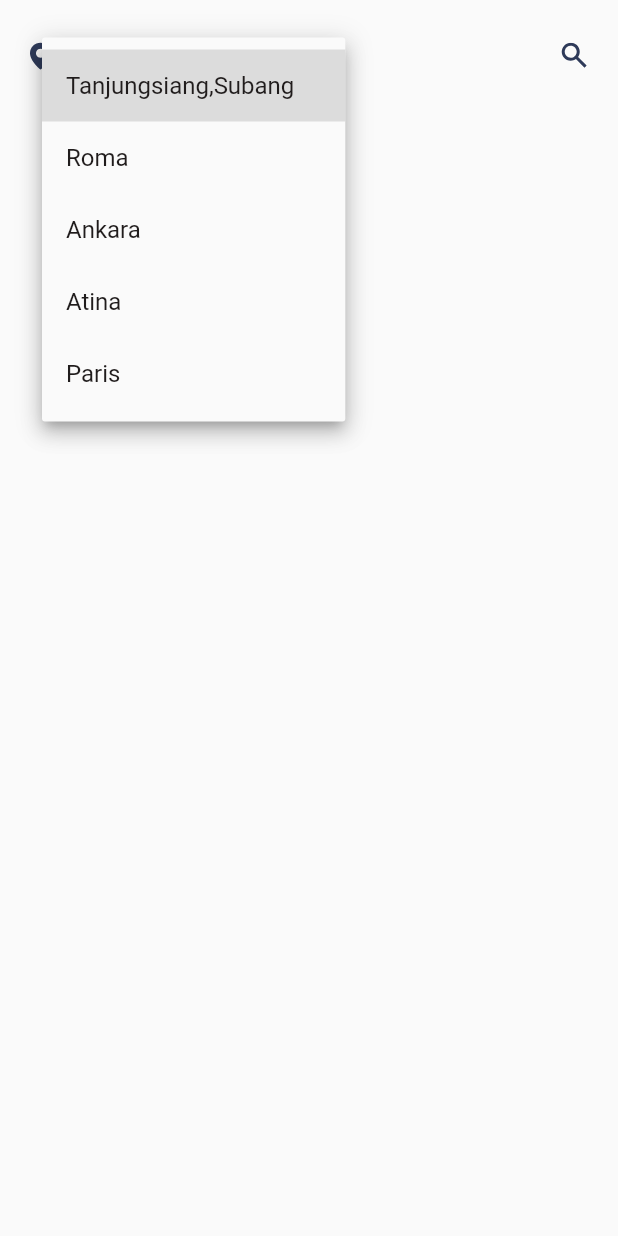
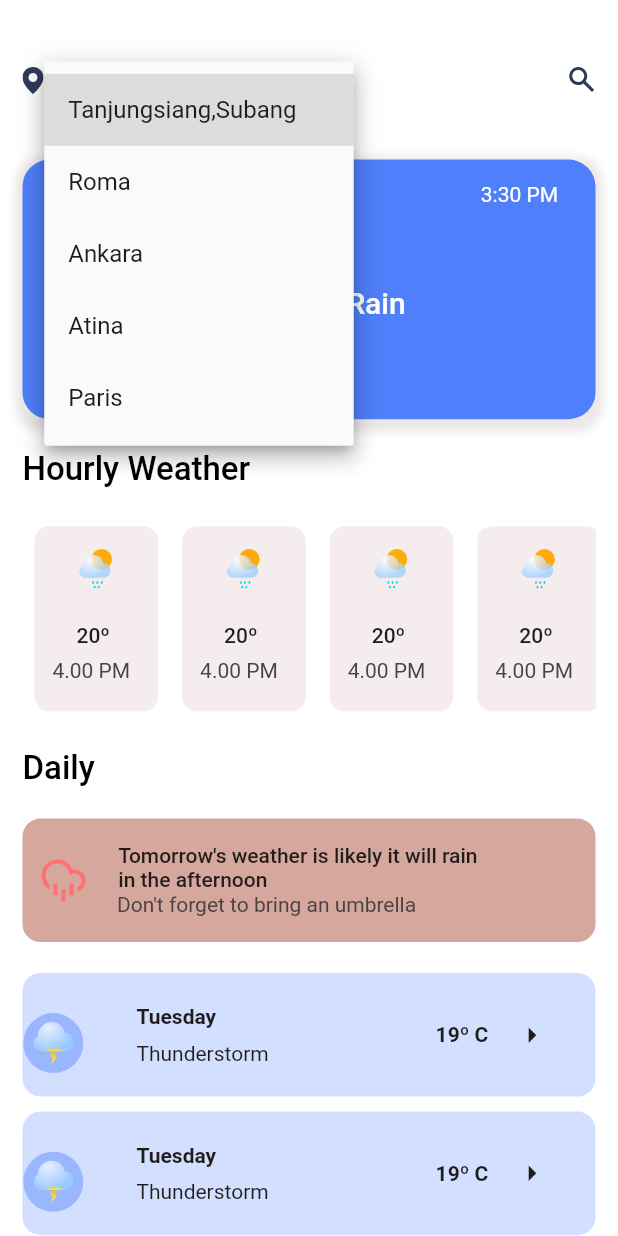
Before and after one commit to oakarakum/hava_durumu, a Flutter app: the HomePageScreen screen opened directly, after a tap on "Tanjungsiang,Subang", on a phone screen of 412 x 824 dp. Run offline on Flutter 3.47's test engine with Material 2 defaults, Android fonts, the phone set to English and light mode, and no system bars; our stand-ins replace flutter_svg, flutter_svg_provider, responsive_sizer.

Commit message:
features ilk gün

```diff
--- /dev/null
+++ b/lib/features/daily_daily_recommendation_listview.dart
@@ -0,0 +1,83 @@
+// ignore_for_file: prefer_const_constructors, prefer_const_literals_to_create_immutables
+
+import 'package:flutter/material.dart';
+import 'package:flutter_svg/flutter_svg.dart';
+import 'package:responsive_sizer/responsive_sizer.dart';
+
+class DailyRecommendationListView extends StatefulWidget {
+  const DailyRecommendationListView({super.key});
+
+  @override
+  State<DailyRecommendationListView> createState() =>
+      _DailyRecommendationListViewState();
+}
+
+class _DailyRecommendationListViewState
+    extends State<DailyRecommendationListView> {
+  @override
+  Widget build(BuildContext context) {
+    return SizedBox(
+      height: 40.h,
+      child: ListView.builder(
+        itemCount: 3,
+        itemBuilder: (context, index) {
+          return Container(
+            height: 10.h,
+            width: 20.w,
+            margin: EdgeInsets.only(bottom: 10),
+            decoration: BoxDecoration(
+                borderRadius: BorderRadius.circular(12),
+                color: Color(0xffD2DFFF)),
+            child: Row(
+              mainAxisAlignment: MainAxisAlignment.spaceBetween,
+              crossAxisAlignment: CrossAxisAlignment.center,
+              children: [
+                Row(
+                  mainAxisAlignment: MainAxisAlignment.start,
+                  children: [
+                    Padding(
+                      padding: const EdgeInsets.only(top: 10),
+                      child: SvgPicture.asset("assets/images/thunderstorm.svg"),
+                    ),
+                    Column(
+                      mainAxisAlignment: MainAxisAlignment.start,
+                      children: [
+                        Spacer(),
+                        Text("Tuesday",
+                            style: TextStyle(
+                                color: Color(0xff201C1C),
+                                fontWeight: FontWeight.w600)),
+                        SizedBox(height: 1.h),
+                        Padding(
+                          padding: const EdgeInsets.only(left: 35),
+                          child: Text("Thunderstorm",
+                              style: TextStyle(color: Color(0xff201C1C))),
+                        ),
+                        Spacer(),
+                      ],
+                    )
+                  ],
+                ),
+                Padding(
+                  padding: const EdgeInsets.only(right: 30),
+                  child: Row(
+                    mainAxisAlignment: MainAxisAlignment.start,
+                    children: [
+                      Text("19º C",
+                          style: TextStyle(
+                              fontWeight: FontWeight.w600,
+                              color: Color(0xff201C1C))),
+                      SizedBox(width: 4.w),
+                      Icon(Icons.arrow_right,
+                          size: 25, color: Color(0xff201C1C))
+                    ],
+                  ),
+                )
+              ],
+            ),
+          );
+        },
+      ),
+    );
+  }
+}
--- /dev/null
+++ b/lib/features/daily_recommendation.dart
@@ -0,0 +1,51 @@
+// ignore_for_file: prefer_const_constructors, prefer_const_literals_to_create_immutables
+
+import 'package:flutter/cupertino.dart';
+import 'package:flutter/src/widgets/container.dart';
+import 'package:flutter/src/widgets/framework.dart';
+import 'package:flutter_svg/flutter_svg.dart';
+import 'package:responsive_sizer/responsive_sizer.dart';
+
+class DailyRecommendation extends StatefulWidget {
+  const DailyRecommendation({super.key});
+
+  @override
+  State<DailyRecommendation> createState() => _DailyRecommendationState();
+}
+
+class _DailyRecommendationState extends State<DailyRecommendation> {
+  @override
+  Widget build(BuildContext context) {
+    return Container(
+      height: 10.h,
+      width: double.infinity,
+      decoration: BoxDecoration(
+          color: Color.fromARGB(255, 214, 167, 156),
+          borderRadius: BorderRadius.circular(12)),
+      child: Row(
+        children: [
+          SizedBox(width: 3.w),
+          SvgPicture.asset("assets/images/daily_rec.svg"),
+          SizedBox(width: 5.w),
+          Column(
+            crossAxisAlignment: CrossAxisAlignment.center,
+            mainAxisAlignment: MainAxisAlignment.center,
+            children: [
+              Text(
+                "Tomorrow's weather is likely it will rain \nin the afternoon",
+                style: TextStyle(
+                    color: Color(0xff201C1C), fontWeight: FontWeight.w500),
+              ),
+              Padding(
+                padding: EdgeInsets.only(right: 11.w, top: 0.2.w),
+                child: Text("Don't forget to bring an umbrella",
+                    style: TextStyle(
+                        color: Color(0xff494343), fontWeight: FontWeight.w400)),
+              )
+            ],
+          )
+        ],
+      ),
+    );
+  }
+}
--- /dev/null
+++ b/lib/features/hourly_weather_forecast.dart
@@ -0,0 +1,67 @@
+// ignore_for_file: prefer_const_constructors, prefer_const_literals_to_create_immutables
+
+import 'package:flutter/cupertino.dart';
+import 'package:flutter/src/widgets/container.dart';
+import 'package:flutter/src/widgets/framework.dart';
+import 'package:flutter_svg/flutter_svg.dart';
+import 'package:responsive_sizer/responsive_sizer.dart';
+
+class HourlyWeatherForecast extends StatefulWidget {
+  const HourlyWeatherForecast({super.key});
+
+  @override
+  State<HourlyWeatherForecast> createState() => _HourlyWeatherForecastState();
+}
+
+class _HourlyWeatherForecastState extends State<HourlyWeatherForecast> {
+  @override
+  Widget build(BuildContext context) {
+    return SizedBox(
+      height: 15.h,
+      child: ListView.builder(
+          itemCount: 4,
+          scrollDirection: Axis.horizontal,
+          shrinkWrap: true,
+          itemBuilder: ((context, index) {
+            return Container(
+                width: 20.w,
+                margin: EdgeInsets.symmetric(horizontal: 8),
+                decoration: BoxDecoration(
+                    color: Color.fromARGB(255, 245, 237, 237),
+                    borderRadius: BorderRadius.circular(10)),
+                child: Stack(
+                  children: [
+                    Positioned(
+                      top: 0.1.h,
+                      left: 0.5,
+                      right: 0.5.w,
+                      child: SvgPicture.asset(
+                        "assets/images/cloudy rain.svg",
+                      ),
+                    ),
+                    Positioned(
+                      top: 65,
+                      left: 28,
+                      child: Text(
+                        "20º",
+                        style: TextStyle(
+                            color: Color(0xff201C1C),
+                            fontWeight: FontWeight.w500),
+                      ),
+                    ),
+                    Positioned(
+                      top: 88,
+                      left: 12,
+                      child: Text(
+                        "4.00 PM",
+                        style: TextStyle(
+                            color: Color(0xff494343),
+                            fontWeight: FontWeight.w400),
+                      ),
+                    )
+                  ],
+                ));
+          })),
+    );
+  }
+}
--- /dev/null
+++ b/lib/features/overview_homepage.dart
@@ -0,0 +1,109 @@
+// ignore_for_file: prefer_const_constructors, prefer_const_literals_to_create_immutables
+
+import 'package:flutter/material.dart';
+
+import 'package:flutter_svg/flutter_svg.dart';
+/* import 'package:flutter_svg/flutter_svg.dart';
+ */
+import 'package:responsive_sizer/responsive_sizer.dart';
+import 'package:flutter_svg_provider/flutter_svg_provider.dart';
+
+class OverviewHomepage extends StatefulWidget {
+  const OverviewHomepage({super.key});
+
+  @override
+  State<OverviewHomepage> createState() => _OverviewHomepageState();
+}
+
+class _OverviewHomepageState extends State<OverviewHomepage> {
+  @override
+  Widget build(BuildContext context) {
+    return Container(
+      height: 21.h,
+      width: 95.w,
+      decoration: BoxDecoration(boxShadow: [
+        BoxShadow(
+          color: Color.fromARGB(255, 219, 209, 209).withOpacity(0.5),
+          spreadRadius: 5,
+          blurRadius: 4,
+          offset: Offset(0, 3), // changes position of shadow
+        ),
+      ], color: Color(0xff4F7FFA), borderRadius: BorderRadius.circular(18)),
+      child: Padding(
+        padding: const EdgeInsets.only(top: 15, left: 25, right: 25),
+        child: Column(
+          mainAxisAlignment: MainAxisAlignment.start,
+          children: [
+            Row(
+              mainAxisAlignment: MainAxisAlignment.spaceBetween,
+              children: [
+                Text(
+                  "Monday, December ",
+                  style: TextStyle(
+                      fontWeight: FontWeight.w500, color: Color(0xffFFFFFF)),
+                ),
+                Text(
+                  "3:30 PM",
+                  style: TextStyle(color: Color(0xffFFFFFF)),
+                )
+              ],
+            ),
+            SizedBox(height: 1.2.h),
+            Row(
+              mainAxisAlignment: MainAxisAlignment.start,
+              children: [
+                SvgPicture.asset(
+                  "assets/images/cloudy_rain_overview.svg",
+                  //"assets/images/cloudy rain.svg",
+                  //"assets/images/weather_condition.svg",
+                  height: 12.h,
+                  width: 30.w,
+                ),
+                Padding(
+                  padding: const EdgeInsets.only(bottom: 13),
+                  child: Column(
+                    children: [
+                      Padding(
+                        padding: const EdgeInsets.only(right: 58),
+                        child: Text("18º C",
+                            style: TextStyle(
+                                fontSize: 20,
+                                color: Color(0xffFFFFFF),
+                                fontWeight: FontWeight.w400)),
+                      ),
+                      Text("Cloudy Rain",
+                          style: TextStyle(
+                              fontSize: 20,
+                              fontWeight: FontWeight.w500,
+                              color: Color(0xffFFFFFF)))
+                    ],
+                  ),
+                ),
+              ],
+            ),
+            Row(
+              mainAxisAlignment: MainAxisAlignment.start,
+              children: [
+                Padding(
+                  padding: const EdgeInsets.only(bottom: 10),
+                  child: Text("Last update 3.00 PM",
+                      style: TextStyle(color: Color(0xffFFFFFF))),
+                ),
+                SizedBox(width: 2.w),
+                Padding(
+                    padding: const EdgeInsets.only(bottom: 10),
+                    child: GestureDetector(
+                      onTap: () {},
+                      child: SvgPicture.asset(
+                        "assets/images/retry.svg",
+                        height: 2.h,
+                      ),
+                    ))
+              ],
+            )
+          ],
+        ),
+      ),
+    );
+  }
+}
--- a/lib/features/topbar.dart
+++ b/lib/features/topbar.dart
@@ -1,6 +1,8 @@
-import 'package:flutter/cupertino.dart';
+// ignore_for_file: prefer_const_constructors
+
 import 'package:flutter/material.dart';
 import 'package:flutter_svg/flutter_svg.dart';
+import 'package:responsive_sizer/responsive_sizer.dart';
 
 class Topbar extends StatefulWidget {
   Topbar({super.key});
@@ -22,13 +24,16 @@ class _TopbarState extends State<Topbar> {
           mainAxisAlignment: MainAxisAlignment.start,
           children: [
             SvgPicture.asset("assets/images/location-icon.svg"),
-            SizedBox(width: 10),
+            SizedBox(width: 2.h),
             DropdownButton(
                 isDense: true,
                 underline: SizedBox(),
                 value: widget.dropdownvalue,
                 iconEnabledColor: Color(0xff2E3A59),
-                icon: SvgPicture.asset("assets/images/arrow_down.svg"),
+                icon: Padding(
+                  padding: EdgeInsets.only(left: 1.w),
+                  child: SvgPicture.asset("assets/images/arrow_down.svg"),
+                ),
                 items: widget.items.map((String items) {
                   return DropdownMenuItem(
                     value: items,
--- a/lib/main.dart
+++ b/lib/main.dart
@@ -1,4 +1,6 @@
 import 'package:flutter/material.dart';
+import 'package:hava_durumu/pages/homepage_screen.dart';
+import 'package:responsive_sizer/responsive_sizer.dart';
 
 void main() {
   runApp(const MyApp());
@@ -10,21 +12,17 @@ class MyApp extends StatelessWidget {
   // This widget is the root of your application.
   @override
   Widget build(BuildContext context) {
-    return MaterialApp(
-      title: 'Flutter Demo',
-      theme: ThemeData(
-        // This is the theme of your application.
-        //
-        // Try running your application with "flutter run". You'll see the
-        // application has a blue toolbar. Then, without quitting the app, try
-        // changing the primarySwatch below to Colors.green and then invoke
-        // "hot reload" (press "r" in the console where you ran "flutter run",
-        // or simply save your changes to "hot reload" in a Flutter IDE).
-        // Notice that the counter didn't reset back to zero; the application
-        // is not restarted.
-        primarySwatch: Colors.blue,
-      ),
-      home: const MyHomePage(title: 'Flutter Demo Home Page'),
+    return ResponsiveSizer(
+      builder: (context, orientation, screenType) {
+        return MaterialApp(
+          debugShowCheckedModeBanner: false,
+          title: 'Flutter Demo',
+          theme: ThemeData(
+            primarySwatch: Colors.blue,
+          ),
+          home: HomePageScreen(),
+        );
+      },
     );
   }
 }
--- a/lib/pages/homepage_screen.dart
+++ b/lib/pages/homepage_screen.dart
@@ -1,7 +1,12 @@
+// ignore_for_file: prefer_const_constructors, prefer_const_literals_to_create_immutables
+
 import 'package:flutter/material.dart';
-import 'package:flutter/src/widgets/container.dart';
-import 'package:flutter/src/widgets/framework.dart';
+import 'package:hava_durumu/features/daily_daily_recommendation_listview.dart';
+import 'package:hava_durumu/features/daily_recommendation.dart';
+import 'package:hava_durumu/features/hourly_weather_forecast.dart';
+import 'package:hava_durumu/features/overview_homepage.dart';
 import 'package:hava_durumu/features/topbar.dart';
+import 'package:responsive_sizer/responsive_sizer.dart';
 
 class HomePageScreen extends StatefulWidget {
   const HomePageScreen({super.key});
@@ -14,14 +19,54 @@ class _HomePageScreenState extends State<HomePageScreen> {
   @override
   Widget build(BuildContext context) {
     return Scaffold(
+      backgroundColor: Color(0xffFFFFFF),
       appBar: AppBar(
         toolbarHeight: 0,
         backgroundColor: Colors.white,
       ),
-      body: Padding(
-        padding: const EdgeInsets.symmetric(horizontal: 20, vertical: 5),
-        child: Column(
-          children: [SizedBox(height: 20), Topbar()],
+      body: SingleChildScrollView(
+        child: Padding(
+          padding: const EdgeInsets.symmetric(horizontal: 15),
+          child: Column(
+            children: [
+              SizedBox(height: 5.h),
+              Topbar(),
+              SizedBox(height: 5.h),
+              OverviewHomepage(),
+              SizedBox(height: 2.5.h),
+              Row(
+                mainAxisAlignment: MainAxisAlignment.start,
+                children: [
+                  Text(
+                    "Hourly Weather",
+                    style: TextStyle(
+                        color: Color(0xff000000),
+                        fontWeight: FontWeight.w500,
+                        fontSize: 22),
+                  ),
+                ],
+              ),
+              SizedBox(height: 3.h),
+              HourlyWeatherForecast(),
+              SizedBox(height: 3.h),
+              Row(
+                mainAxisAlignment: MainAxisAlignment.start,
+                children: [
+                  Text(
+                    "Daily",
+                    style: TextStyle(
+                        color: Color(0xff000000),
+                        fontWeight: FontWeight.w500,
+                        fontSize: 22),
+                  ),
+                ],
+              ),
+              SizedBox(height: 2.5.h),
+              DailyRecommendation(),
+              SizedBox(height: 2.5.h),
+              DailyRecommendationListView()
+            ],
+          ),
         ),
       ),
     );
--- a/pubspec.yaml
+++ b/pubspec.yaml
@@ -37,6 +37,8 @@ dependencies:
   # Use with the CupertinoIcons class for iOS style icons.
   cupertino_icons: ^1.0.2
   responsive_sizer: ^3.1.1
+  flutter_svg: ^1.1.6
+  flutter_svg_provider: ^1.0.3
 
 dev_dependencies:
   flutter_test:
```
Also changed, not shown: assets/images/cloudy rain.svg (added), assets/images/cloudy_daily-.svg (added), assets/images/cloudy_rain_overview.svg (added), assets/images/daily_rec.svg (added), assets/images/partly_cloudy_daily-.svg (added), assets/images/rainy_daily-.svg (added), assets/images/rainy_listview-.svg (added), assets/images/retry.svg (added), assets/images/storm_daily-.svg (added), assets/images/thunderstorm.svg (added), assets/images/weather_condition.png (added), assets/images/weather_condition.svg (added), pubspec.lock.
